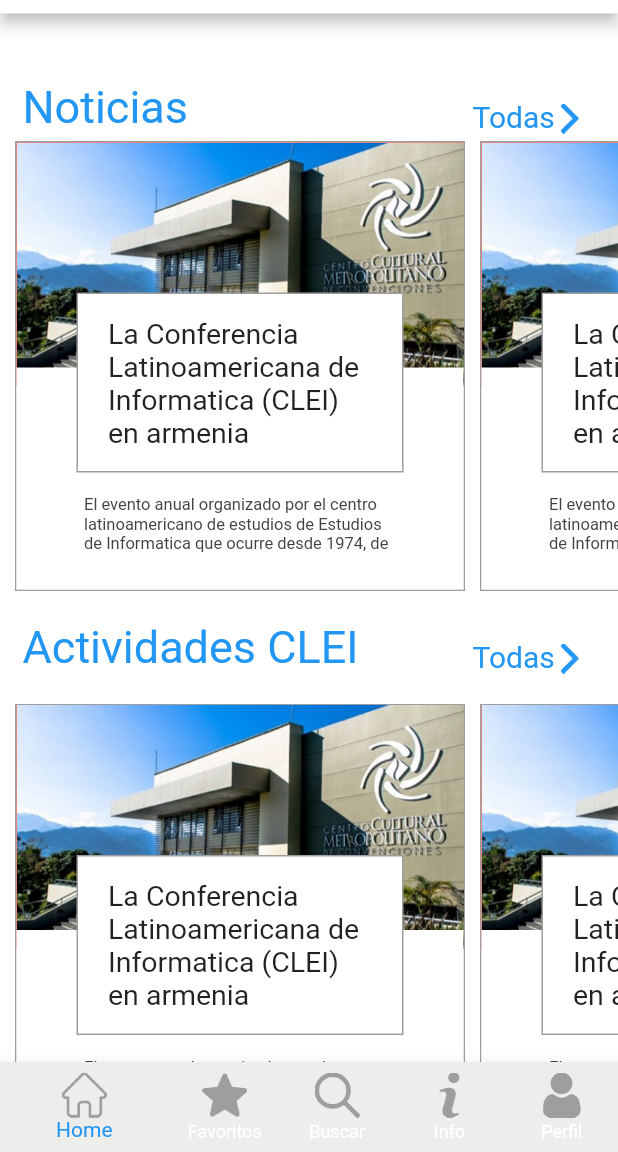
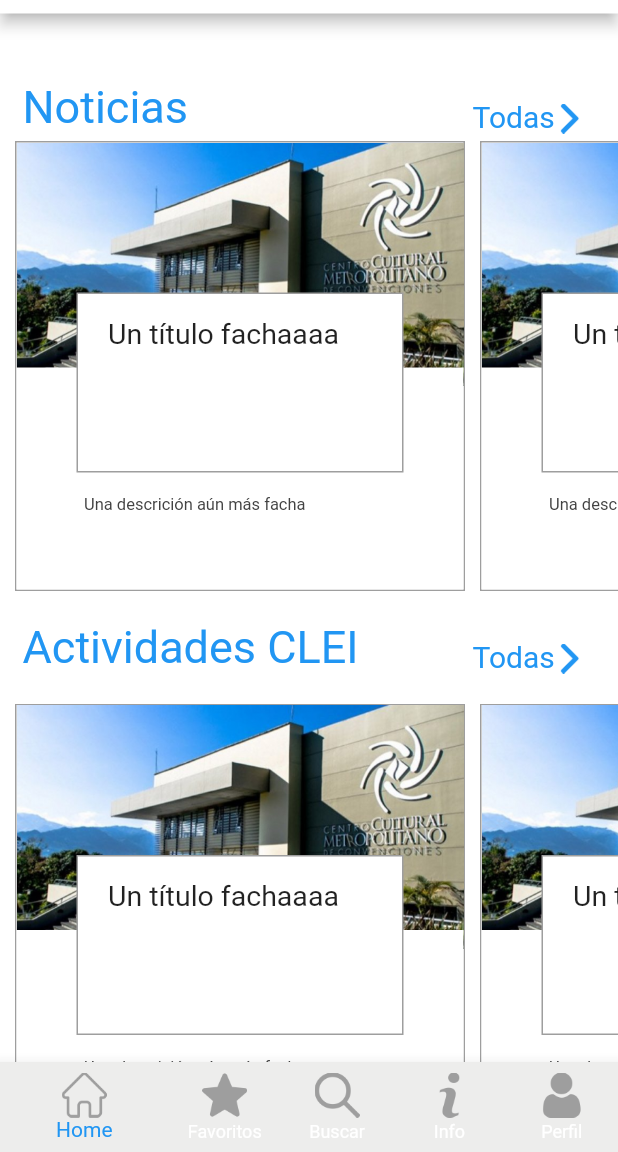
Before and after one commit to nvalenciag/Proyecto-soft-3, a Flutter app: the screen it shows after launch, on a phone screen of 412 x 824 dp, the part 84-1236 px from its top. Run offline on Flutter 3.47's test engine with Material 2 defaults, Android fonts, the phone set to English and light mode, and no system bars; our stand-ins replace get, google_sign_in; missing offline and left inert: dart:ffi; Roboto replaces fonts that are missing (relaway).

Commit message:
Se creo la clase noticia

```diff
--- a/appclei/lib/src/Page/notice_page.dart
+++ b/appclei/lib/src/Page/notice_page.dart
@@ -1,7 +1,9 @@
+import 'package:appclei/src/Page/noticia.dart';
 import 'package:flutter/material.dart';
 
+class NoticePage extends StatelessWidget{
 
-class NoticePage extends StatelessWidget{
+  Noticia miNoticia = Noticia.i( "Un título fachaaaa", "Una descrición aún más facha", "fondo.png" );
 
   @override
   Widget build(BuildContext context) {
@@ -60,8 +62,8 @@ class NoticePage extends StatelessWidget{
               scrollDirection: Axis.horizontal,
               children: [
                 Container(width: 10,),
-                crearNoticia(), Container(width: 10,),
-                crearNoticia(), Container(width: 10,),
+                crearNoticia(miNoticia), Container(width: 10,),
+                crearNoticia(miNoticia), Container(width: 10,),
               ],
             ),
           ),
@@ -115,8 +117,8 @@ class NoticePage extends StatelessWidget{
               scrollDirection: Axis.horizontal,
               children: <Widget>[
                 Container(width: 10,),
-                crearNoticia(), Container(width: 10,),
-                crearNoticia(), Container(width: 10,),
+                crearNoticia(miNoticia), Container(width: 10,),
+                crearNoticia(miNoticia), Container(width: 10,),
               ],
             ),
           ),
@@ -126,6 +128,13 @@ class NoticePage extends StatelessWidget{
 }
 
 class crearNoticia extends StatelessWidget{
+
+  Noticia miNoticia = Noticia( "", "");
+
+  crearNoticia( Noticia miNoticia ){
+    this.miNoticia = miNoticia;
+  }
+
   @override
   Widget build(BuildContext context) {
     // TODO: implement build
@@ -138,9 +147,9 @@ class crearNoticia extends StatelessWidget{
       child: Stack(
         children: [
           Container(
-            color: Colors.red,
+            //color: Colors.red,
             child: Image(
-              image: AssetImage('assets/fondo.png'),
+              image: AssetImage("assets/"+miNoticia.getImagen()),
             ),
           ),
           Container(
@@ -150,6 +159,8 @@ class crearNoticia extends StatelessWidget{
           ),
           Container(
             margin: EdgeInsets.only(top: 100, bottom: 60, left: 40, right: 40),
+            width: 220,
+            height: 120,
             decoration: BoxDecoration(
               color: Colors.white,
               border: Border.all(color: Colors.grey)
@@ -157,7 +168,7 @@ class crearNoticia extends StatelessWidget{
             child: Container(
               margin: const EdgeInsets.symmetric(vertical: 15, horizontal: 20),
               child: Text(
-                'La Conferencia Latinoamericana de Informatica (CLEI) en armenia',
+                miNoticia.getTitulo(),
                 style: TextStyle(fontSize: 19),
               ),
             ),
@@ -168,7 +179,7 @@ class crearNoticia extends StatelessWidget{
             child: Container(
               margin: const EdgeInsets.all(5),
               child: Text(
-                'El evento anual organizado por el centro latinoamericano de estudios de Estudios de Informatica que ocurre desde 1974, de modo itinerante por los paises Latinoamericanos',
+                miNoticia.getDescripcion(),
                 textAlign: TextAlign.left,
                 style: TextStyle(color: Colors.grey.shade800, fontSize: 11),
               ),
--- /dev/null
+++ b/appclei/lib/src/Page/noticia.dart
@@ -0,0 +1,40 @@
+import 'dart:ffi';
+
+import 'package:flutter/material.dart';
+
+class Noticia {
+
+  String titulo = "";
+  String descripcion = "";
+  String imagenUrl = "fondo.png";
+
+  Noticia ( String titulo, String descripcion){
+    this.titulo = titulo;
+    this.descripcion = descripcion;
+  }
+
+  Noticia.i ( String titulo, String descripcion, String imagenUrl){
+    this.titulo = titulo;
+    this.descripcion = descripcion;
+    this.imagenUrl = imagenUrl;
+  }
+
+  void setTitulo(String titulo){
+    this.titulo = titulo;
+  }
+  void setDescripcion(String descripcion){
+    this.descripcion = descripcion;
+  }
+
+  String getTitulo(){
+    return titulo;
+  }
+
+  String getImagen(){
+    return imagenUrl;
+  }
+
+  String getDescripcion(){
+    return descripcion;
+  }
+}
```
